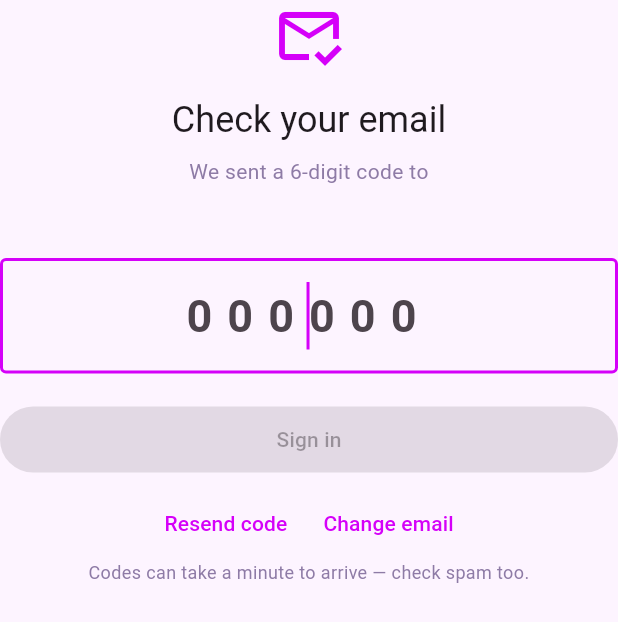
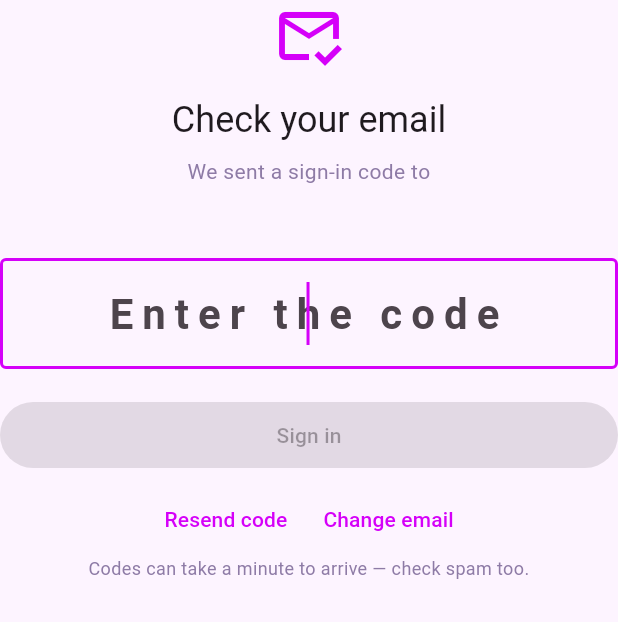
Before and after one commit to clayshumway/sudoku6, a Flutter app: the _CodeStep widget shown alone on an empty page, opened directly, on a phone screen of 412 x 824 dp. Shown: the top 622 px of the screen. Run offline on Flutter 3.47's test engine with Material 3 defaults, Android fonts, the phone set to English and light mode, and no system bars; our stand-ins replace confetti, flutter_riverpod, go_router, hive, hive_flutter, supabase_flutter; accounts and stored records are empty.

Commit message:
Accept any Supabase-supported sign-in code length
The code field hardcoded 6 digits, taken from convention rather than from
the project's actual setting. Supabase's OTP length is configurable (6-10)
and this project issues 8, so maxLength truncated the real code and made a
valid code impossible to enter.

Accepts 6-10 digits, enables submit at 6, and drops the auto-submit-at-six
behaviour -- with a server-controlled length, any fixed trigger either
fires early or never fires. Enter and the button both submit.

Copy no longer promises "6-digit" anywhere, so it stays accurate if the
setting changes.

Co-Authored-By: Claude Opus 5 <noreply@anthropic.com>

```diff
--- a/lib/ui/screens/auth/sign_in_screen.dart
+++ b/lib/ui/screens/auth/sign_in_screen.dart
@@ -117,7 +117,7 @@ class _EmailStepState extends ConsumerState<_EmailStep> {
             state.cooldownSeconds > 0
                 ? 'A code was requested recently. You can ask for another in '
                     '${state.cooldownSeconds}s.'
-                : 'No password needed. We email you a 6-digit code.',
+                : 'No password needed. We email you a one-time code.',
             textAlign: TextAlign.center,
             style: TextStyle(fontSize: 12, color: palette.noteText),
           ),
@@ -137,15 +137,24 @@ class _CodeStep extends ConsumerStatefulWidget {
 class _CodeStepState extends ConsumerState<_CodeStep> {
   final _controller = TextEditingController();
 
+  /// Supabase's OTP length is a project setting (6-10 digits), not a fixed 6.
+  /// This project currently issues 8. Accepting the whole supported range
+  /// means changing that setting can't silently break sign-in -- an earlier
+  /// hardcoded 6 truncated the real code and made valid codes unenterable.
+  static const _minCodeLength = 6;
+  static const _maxCodeLength = 10;
+
   @override
   void dispose() {
     _controller.dispose();
     super.dispose();
   }
 
+  bool get _canSubmit => _controller.text.trim().length >= _minCodeLength;
+
   void _submit() {
     final code = _controller.text.trim();
-    if (code.length < 6) return;
+    if (code.length < _minCodeLength) return;
     ref.read(signInControllerProvider.notifier).verifyCode(code);
   }
 
@@ -164,7 +173,7 @@ class _CodeStepState extends ConsumerState<_CodeStep> {
             style: Theme.of(context).textTheme.headlineSmall),
         const SizedBox(height: 8),
         Text(
-          'We sent a 6-digit code to\n${state.email}',
+          'We sent a sign-in code to\n${state.email}',
           textAlign: TextAlign.center,
           style: TextStyle(color: palette.noteText, height: 1.4),
         ),
@@ -176,22 +185,19 @@ class _CodeStepState extends ConsumerState<_CodeStep> {
           keyboardType: TextInputType.number,
           textInputAction: TextInputAction.go,
           textAlign: TextAlign.center,
-          maxLength: 6,
+          maxLength: _maxCodeLength,
           autofillHints: const [AutofillHints.oneTimeCode],
           inputFormatters: [FilteringTextInputFormatter.digitsOnly],
           style: const TextStyle(
-              fontSize: 30, fontWeight: FontWeight.w700, letterSpacing: 10),
+              fontSize: 28, fontWeight: FontWeight.w700, letterSpacing: 6),
           decoration: const InputDecoration(
             counterText: '',
-            hintText: '000000',
+            hintText: 'Enter the code',
             border: OutlineInputBorder(),
           ),
-          onChanged: (v) {
-            setState(() {});
-            // Six digits is unambiguous -- submit without making them
-            // reach for a button.
-            if (v.trim().length == 6) _submit();
-          },
+          // No auto-submit on a fixed length: the code length is a server
+          // setting, so guessing it either fires early or never fires.
+          onChanged: (_) => setState(() {}),
           onSubmitted: (_) => _submit(),
         ),
         if (state.error != null) ...[
@@ -202,8 +208,7 @@ class _CodeStepState extends ConsumerState<_CodeStep> {
         ],
         const SizedBox(height: 20),
         FilledButton(
-          onPressed:
-              state.busy || _controller.text.trim().length < 6 ? null : _submit,
+          onPressed: state.busy || !_canSubmit ? null : _submit,
           child: Padding(
             padding: const EdgeInsets.symmetric(vertical: 12),
             child: state.busy
```
